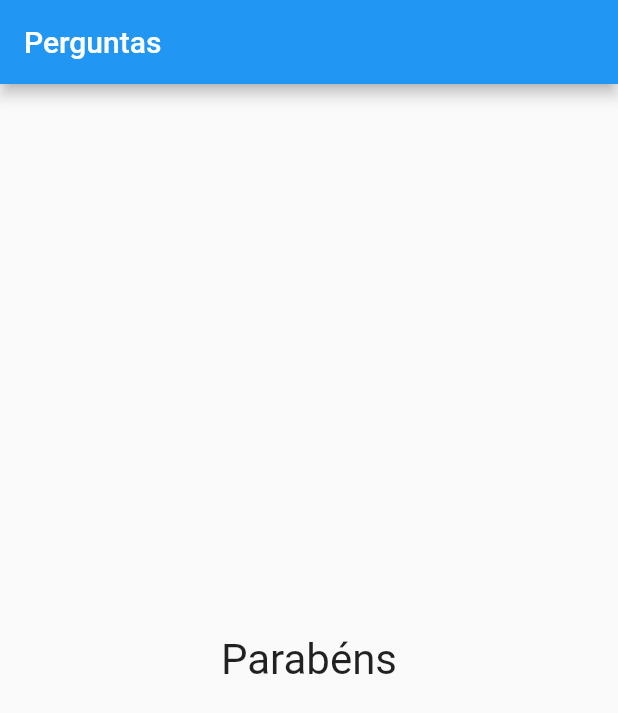
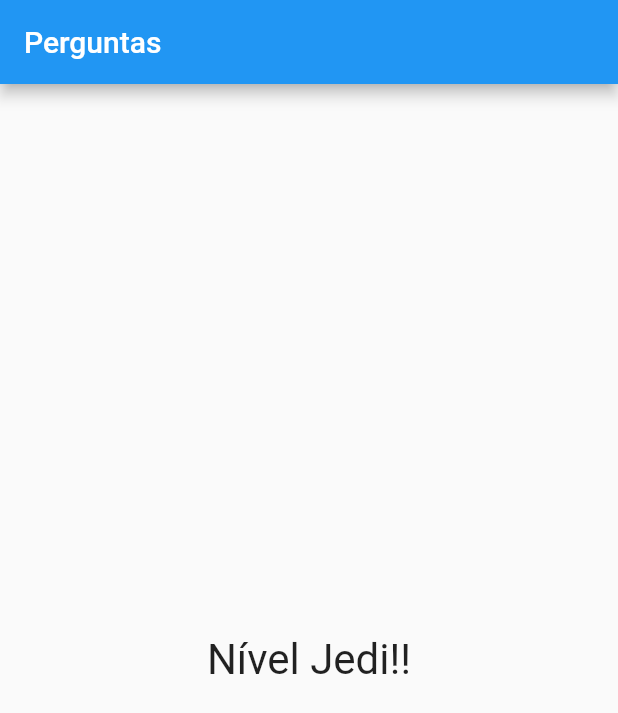
Before and after one commit to juniorlatalisa/cod3r_flutter, a Flutter app: the screen it shows after launch, after a tap on "Preto", after a tap on "Cobra", after a tap on "Leo", on a phone screen of 412 x 824 dp. Shown: the top 713 px of the screen. Run offline on Flutter 3.47's test engine with Material 2 defaults, Android fonts, the phone set to English and light mode, and no system bars.

Commit message:
Noções básicas de Flutter: Adicionando Pontuação #03

```diff
--- a/curso_flutter/projeto_perguntas/lib/main.dart
+++ b/curso_flutter/projeto_perguntas/lib/main.dart
@@ -65,7 +65,7 @@ class _PerguntaAppState extends State<PerguntaApp> {
                 perguntaSelecionada: _perguntaSelecionada,
                 responder: _responder,
               )
-            : Resultado(),
+            : Resultado(_pontuacaoTotal),
       ),
     );
   }
--- a/curso_flutter/projeto_perguntas/lib/resultado.dart
+++ b/curso_flutter/projeto_perguntas/lib/resultado.dart
@@ -1,11 +1,28 @@
 import 'package:flutter/material.dart';
 
 class Resultado extends StatelessWidget {
+  final int pontuacao;
+
+  Resultado(this.pontuacao);
+
+  String get fraseResultado {
+    if (pontuacao < 8) {
+      return 'Parabéns!';
+    }
+    if (pontuacao < 12) {
+      return 'Você é bom!';
+    }
+    if (pontuacao < 16) {
+      return 'Impressionante!';
+    }
+    return 'Nível Jedi!!';
+  }
+
   @override
   Widget build(BuildContext context) {
     return Center(
       child: Text(
-        'Parabéns',
+        fraseResultado,
         style: TextStyle(
           fontSize: 28,
         ),
```
